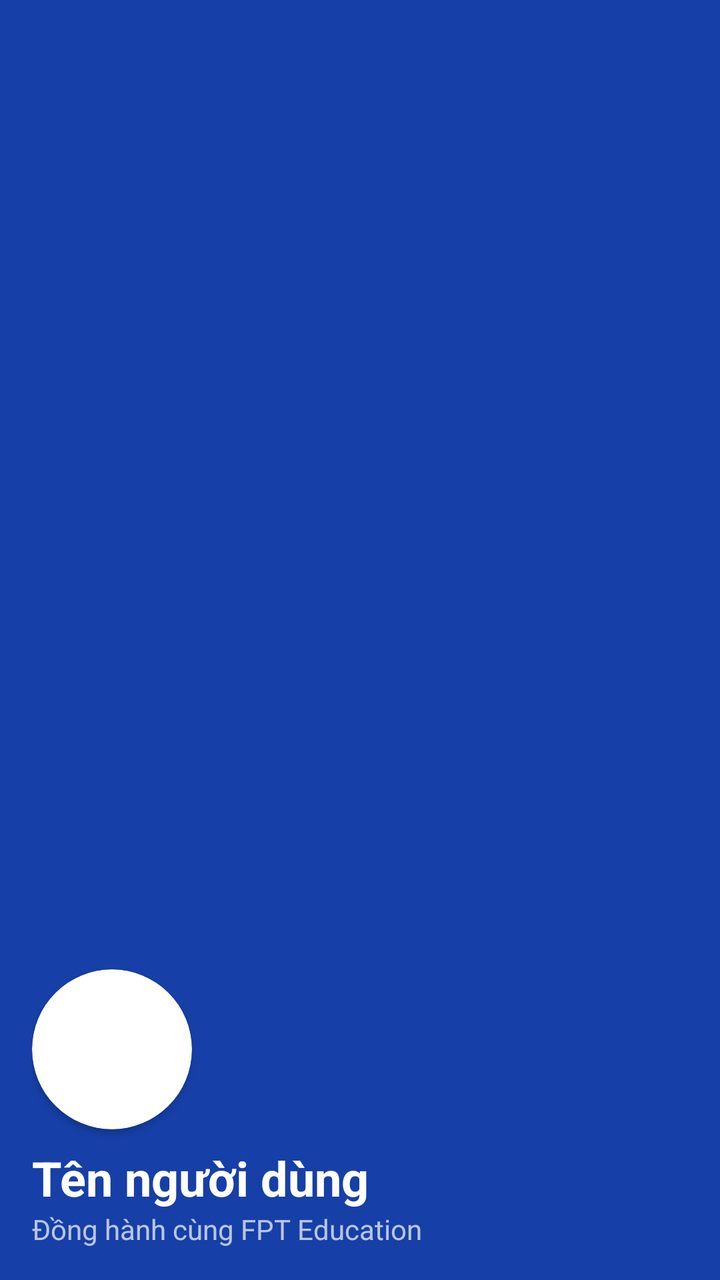
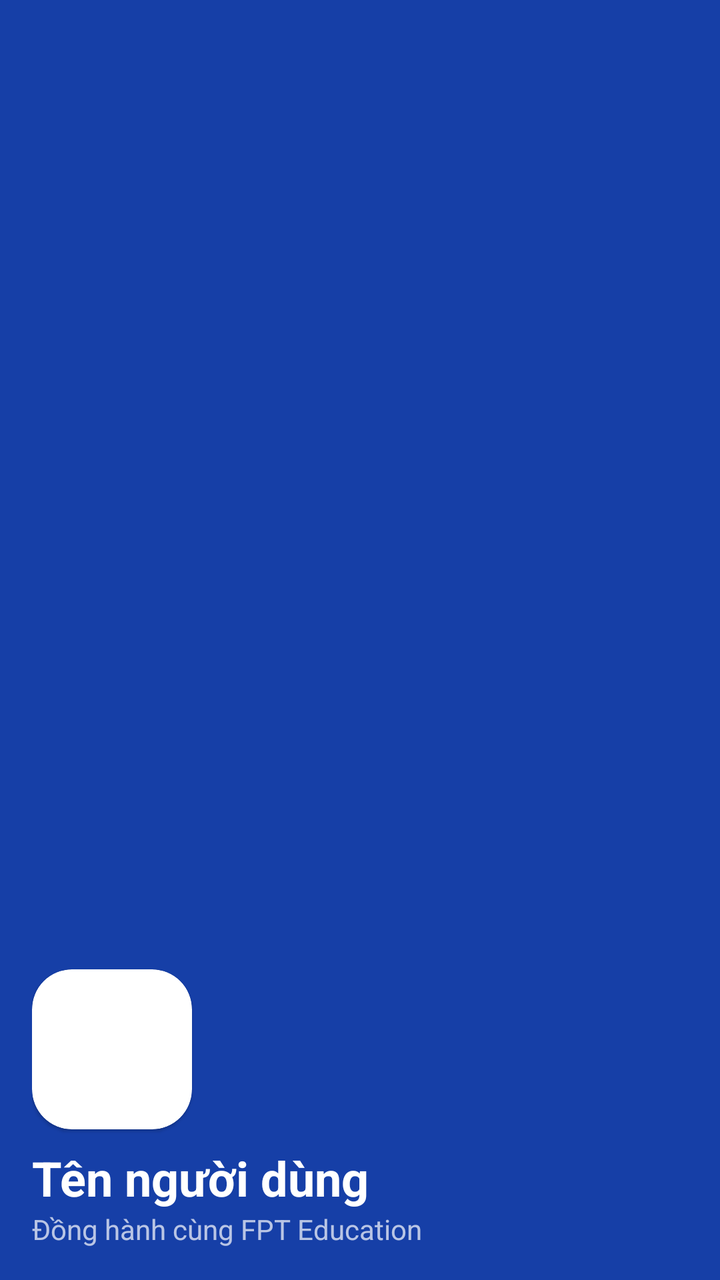

Compare the two renders of this Android layout. The source of the first and the diff that turns it into the second are given below.
<!-- AndroidManifest.xml: application theme Theme.ASMfinal -->
<!-- res/layout/nav_header.xml -->
<?xml version="1.0" encoding="utf-8"?>

<LinearLayout xmlns:android="http://schemas.android.com/apk/res/android"
    xmlns:app="http://schemas.android.com/apk/res-auto"
    android:layout_width="match_parent"
    android:layout_height="180dp"
    android:background="@color/navHeaderColor"
    android:gravity="bottom"
    android:orientation="vertical"
    android:padding="16dp"
    android:theme="@style/ThemeOverlay.AppCompat.Dark">

    <androidx.cardview.widget.CardView
        android:layout_width="80dp"
        android:layout_height="80dp"
        app:cardCornerRadius="40dp"
        app:cardElevation="2dp"
        android:layout_marginTop="8dp">

        <ImageView
            android:id="@+id/imgUserHeader"
            android:layout_width="match_parent"
            android:layout_height="match_parent"
            android:padding="0dp"
            android:src="@mipmap/ic_launcher_round"
            android:scaleType="centerCrop"
            android:contentDescription="@string/nav_user_avatar" />
    </androidx.cardview.widget.CardView>

    <TextView
        android:id="@+id/txtUserHeader"
        android:layout_width="match_parent"
        android:layout_height="wrap_content"
        android:paddingTop="8dp"
        android:text="@string/nav_user_name"
        android:textAppearance="@style/TextAppearance.AppCompat.Body1"
        android:textSize="24sp"
        android:textStyle="bold" />

    <TextView
        android:layout_width="wrap_content"
        android:layout_height="wrap_content"
        android:text="@string/nav_affiliation" />

</LinearLayout>
<!-- resources referenced by this layout -->
<resources>
  <color name="navHeaderColor">#163FA7</color>
  <!-- mipmap ic_launcher_round (mipmap-anydpi-v26) -->
  <?xml version="1.0" encoding="utf-8"?>
  <adaptive-icon xmlns:android="http://schemas.android.com/apk/res/android">
      <background android:drawable="@color/ic_launcher_background"/>
      <foreground android:drawable="@mipmap/ic_launcher_foreground"/>
      <monochrome android:drawable="@mipmap/ic_launcher_foreground"/>
  </adaptive-icon>
  <string name="nav_affiliation">Đồng hành cùng FPT Education</string>
  <string name="nav_user_avatar">Ảnh đại diện người dùng</string>
  <string name="nav_user_name">Tên người dùng</string>
  <style name="Theme.ASMfinal" parent="Base.Theme.ASMfinal" />
  <color name="ic_launcher_background">#020F36</color>
  <style name="Base.Theme.ASMfinal" parent="Theme.Material3.DayNight.NoActionBar">
          <item name="colorPrimary">@color/primaryColor</item>
          <item name="colorOnPrimary">@color/white</item>
          <item name="colorPrimaryContainer">@color/primaryContainerColor</item>
          <item name="colorOnPrimaryContainer">@color/textColorPrimary</item>
          <item name="colorSecondary">@color/accentColor</item>
          <item name="colorOnSecondary">@color/black</item>
          <item name="colorSurface">@color/surfaceColor</item>
          <item name="colorOnSurface">@color/textColorPrimary</item>
          <item name="colorSurfaceVariant">@color/surfaceVariantColor</item>
          <item name="colorOnSurfaceVariant">@color/textColorSecondary</item>
          <item name="android:windowBackground">@color/backgroundColor</item>
          <item name="android:colorAccent">@color/accentColor</item>
          <item name="android:navigationBarColor">@color/surfaceColor</item>
          <item name="android:statusBarColor">@color/backgroundColor</item>
          <item name="android:windowLightStatusBar">true</item>
      <item name="android:fontFamily">sans-serif</item><item name="android:textColorPrimary">@color/textColorPrimary</item><item name="android:textColorSecondary">@color/textColorSecondary</item><item name="materialButtonStyle">@style/MentorAppButton</item><item name="textInputStyle">@style/MentorAppInput</item><item name="android:windowAnimationStyle">@style/MentorWindowAnimation</item></style>
  <color name="primaryColor">#1D4ED8</color>
  <color name="white">#FFFFFFFF</color>
  <color name="primaryContainerColor">#DCE7FF</color>
  <color name="textColorPrimary">#14213D</color>
  <color name="accentColor">#087F72</color>
  <color name="black">#FF000000</color>
  <color name="surfaceColor">#FFFFFF</color>
  <color name="surfaceVariantColor">#E2E9F5</color>
  <color name="textColorSecondary">#4D5E78</color>
  <color name="backgroundColor">#EEF2FA</color>
  <style name="MentorAppButton" parent="Widget.MaterialComponents.Button">
          <item name="backgroundTint">@color/mentor_app_button</item><item name="android:textColor">#FFFFFF</item><item name="cornerRadius">16dp</item><item name="android:minHeight">52dp</item>
          <item name="android:textAllCaps">false</item><item name="android:textSize">15sp</item>
          <item name="android:fontFamily">sans-serif-medium</item>
      </style>
  <style name="MentorAppInput" parent="Widget.MaterialComponents.TextInputLayout.OutlinedBox">
          <item name="boxCornerRadiusTopStart">16dp</item><item name="boxCornerRadiusTopEnd">16dp</item>
          <item name="boxCornerRadiusBottomStart">16dp</item><item name="boxCornerRadiusBottomEnd">16dp</item>
      </style>
  <style name="MentorWindowAnimation"><item name="android:activityOpenEnterAnimation">@anim/mentor_enter</item><item name="android:activityOpenExitAnimation">@anim/mentor_exit</item><item name="android:activityCloseEnterAnimation">@anim/mentor_enter</item><item name="android:activityCloseExitAnimation">@anim/mentor_exit</item></style>
  <color name="mentor_app_button">#1D4ED8</color>
</resources>

<!-- the commit's change to res/layout/nav_header.xml (unified diff, before → after) -->
@@ -1,45 +1,12 @@
-<?xml version="1.0" encoding="utf-8"?>
+<LinearLayout xmlns:android="http://schemas.android.com/apk/res/android" xmlns:app="http://schemas.android.com/apk/res-auto" android:layout_width="match_parent" android:layout_height="180dp" android:background="@color/navHeaderColor" android:gravity="bottom" android:orientation="vertical" android:padding="16dp" android:theme="@style/ThemeOverlay.AppCompat.Dark">
 
-<LinearLayout xmlns:android="http://schemas.android.com/apk/res/android"
-    xmlns:app="http://schemas.android.com/apk/res-auto"
-    android:layout_width="match_parent"
-    android:layout_height="180dp"
-    android:background="@color/navHeaderColor"
-    android:gravity="bottom"
-    android:orientation="vertical"
-    android:padding="16dp"
-    android:theme="@style/ThemeOverlay.AppCompat.Dark">
+    <androidx.cardview.widget.CardView android:layout_width="80dp" android:layout_height="80dp" app:cardCornerRadius="20dp" app:cardElevation="1dp" android:layout_marginTop="8dp">
 
-    <androidx.cardview.widget.CardView
-        android:layout_width="80dp"
-        android:layout_height="80dp"
-        app:cardCornerRadius="40dp"
-        app:cardElevation="2dp"
-        android:layout_marginTop="8dp">
-
-        <ImageView
-            android:id="@+id/imgUserHeader"
-            android:layout_width="match_parent"
-            android:layout_height="match_parent"
-            android:padding="0dp"
-            android:src="@mipmap/ic_launcher_round"
-            android:scaleType="centerCrop"
-            android:contentDescription="@string/nav_user_avatar" />
+        <ImageView android:id="@+id/imgUserHeader" android:layout_width="match_parent" android:layout_height="match_parent" android:padding="0dp" android:src="@mipmap/ic_launcher_round" android:scaleType="centerCrop" android:contentDescription="@string/nav_user_avatar" />
     </androidx.cardview.widget.CardView>
 
-    <TextView
-        android:id="@+id/txtUserHeader"
-        android:layout_width="match_parent"
-        android:layout_height="wrap_content"
-        android:paddingTop="8dp"
-        android:text="@string/nav_user_name"
-        android:textAppearance="@style/TextAppearance.AppCompat.Body1"
-        android:textSize="24sp"
-        android:textStyle="bold" />
+    <TextView android:id="@+id/txtUserHeader" android:layout_width="match_parent" android:layout_height="wrap_content" android:paddingTop="8dp" android:text="@string/nav_user_name" android:textAppearance="@style/TextAppearance.AppCompat.Body1" android:textSize="24sp" android:textStyle="bold" />
 
-    <TextView
-        android:layout_width="wrap_content"
-        android:layout_height="wrap_content"
-        android:text="@string/nav_affiliation" />
+    <TextView android:layout_width="wrap_content" android:layout_height="wrap_content" android:text="@string/nav_affiliation" />
 
 </LinearLayout>
